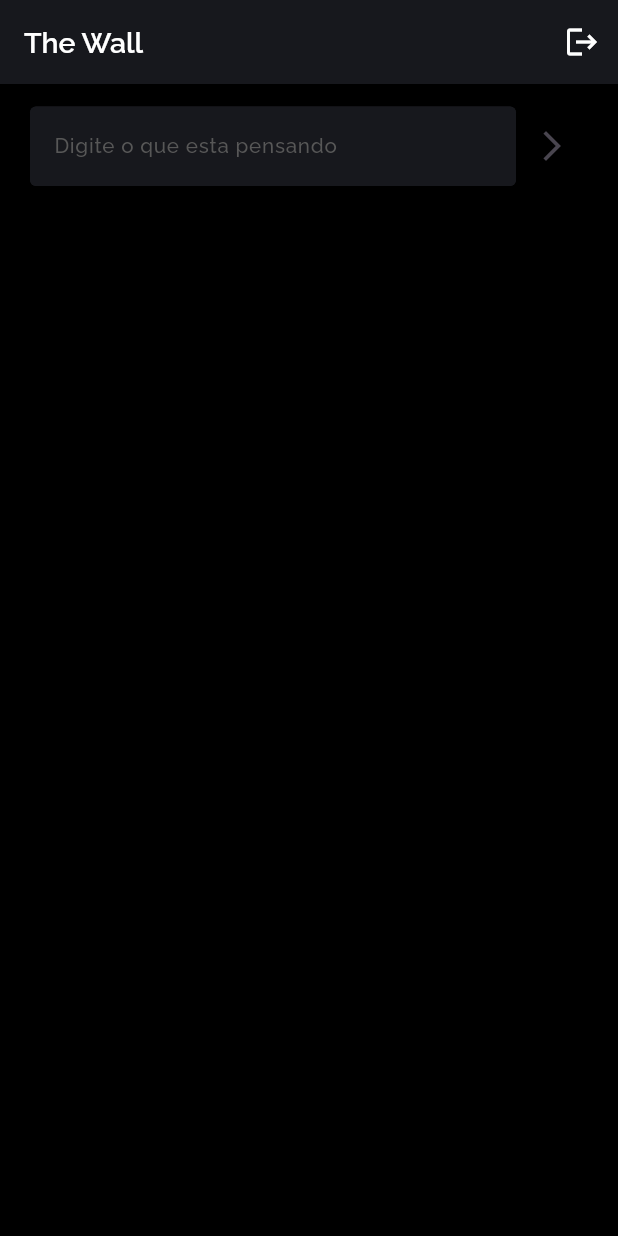
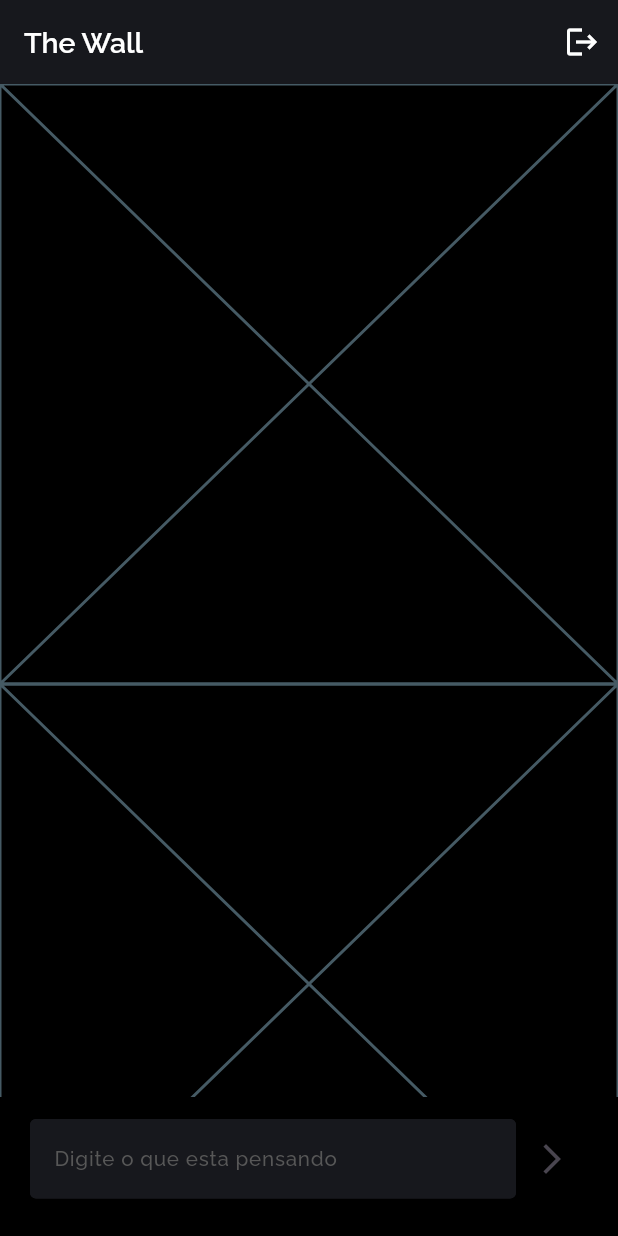
Before and after one commit to marianaoliveira1/SocialMidia, a Flutter app: the screen it shows once a user with an empty profile is signed in, on a phone screen of 412 x 824 dp. Run offline on Flutter 3.47's test engine with Material 3 defaults, Android fonts, the phone set to English and light mode, and no system bars; our stand-ins replace cloud_firestore, firebase_auth, firebase_core, flutter_screenutil, get, google_fonts; accounts and stored records are empty.

Commit message:
man socorro

```diff
--- a/lib/pages/home/home_page.dart
+++ b/lib/pages/home/home_page.dart
@@ -1,3 +1,4 @@
+import 'package:cloud_firestore/cloud_firestore.dart';
 import 'package:firebase_auth/firebase_auth.dart';
 import 'package:flutter/material.dart';
 import 'package:flutter_screenutil/flutter_screenutil.dart';
@@ -6,6 +7,7 @@ import 'package:google_fonts/google_fonts.dart';
 import 'package:socialmidia/controller/auth_controller.dart';
 import 'package:socialmidia/pages/home/widgtes/input_digitar_texto.dart';
 import 'package:socialmidia/utils/colors.dart';
+import 'package:socialmidia/widget/wall_post.dart';
 
 class HomePage extends StatelessWidget {
   const HomePage({super.key});
@@ -43,6 +45,24 @@ class HomePage extends StatelessWidget {
       body: Center(
         child: Column(
           children: [
+            Expanded(
+              child: StreamBuilder(
+                stream: FirebaseFirestore.instance.collection('User Posts').orderBy("Timestamp", descending: false).snapshots(),
+                builder: (context, snapshots) {
+                  if (snapshots.hasData) {
+                    return ListView.builder(
+                      itemBuilder: (context, index) {
+                        final posts = snapshots.data!.docs;
+                        return WallPost();
+                      },
+                    );
+                  }
+                  return const Center(
+                    child: CircularProgressIndicator(),
+                  );
+                },
+              ),
+            ),
             Padding(
               padding: const EdgeInsets.only(
                 top: 15,
--- /dev/null
+++ b/lib/widget/wall_post.dart
@@ -0,0 +1,10 @@
+import 'package:flutter/material.dart';
+
+class WallPost extends StatelessWidget {
+  const WallPost({super.key});
+
+  @override
+  Widget build(BuildContext context) {
+    return const Placeholder();
+  }
+}
```
